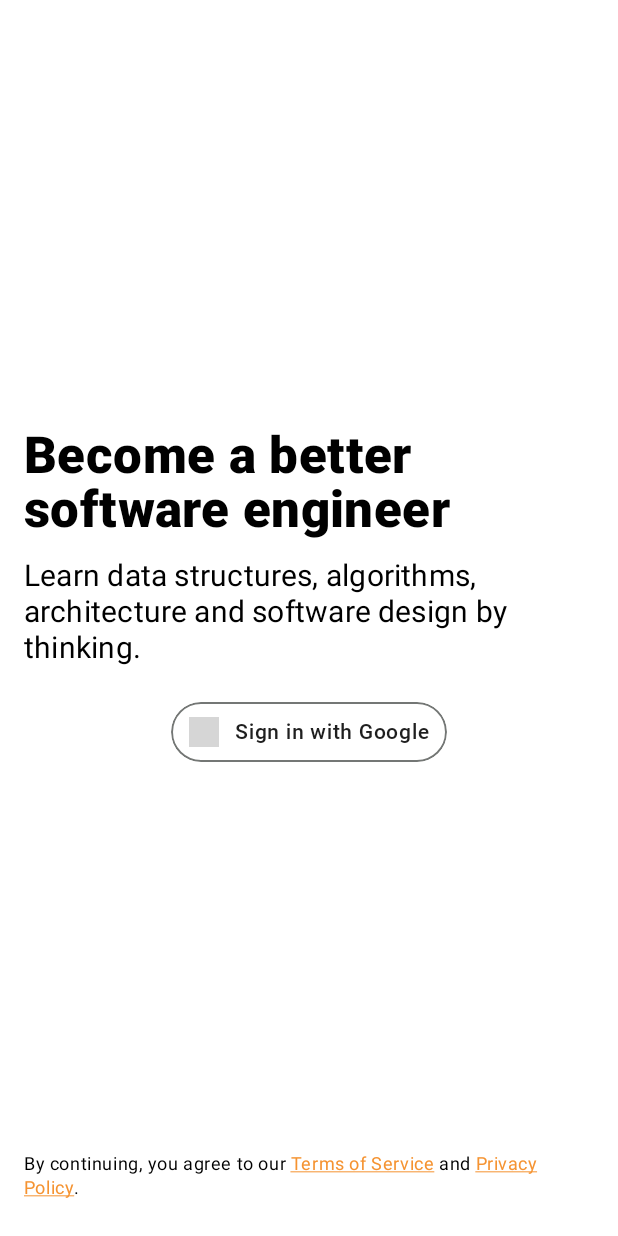
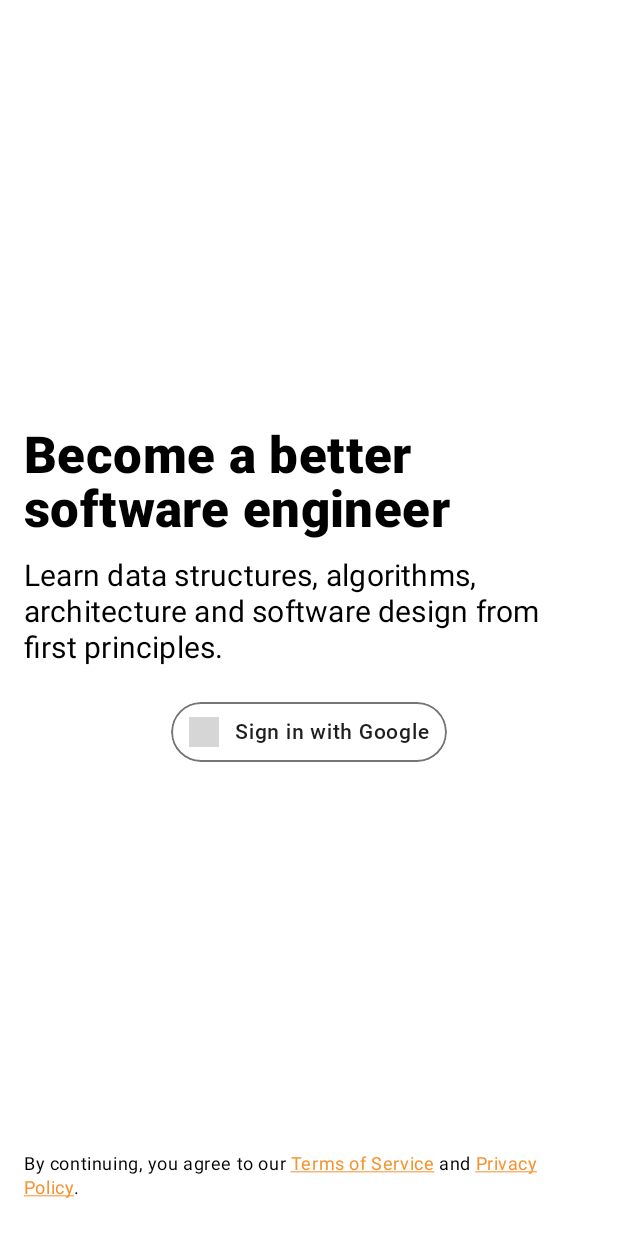
Before and after one commit to Ivy-Apps/learn, an Android app built with Jetpack Compose: the composable IntroContent shown on its own in the app's theme, on a phone screen of 412 x 824 dp. Run offline under Robolectric (Android 15) with nearby library versions, the light colour scheme and no system bars; our stand-ins replace Compose Multiplatform resources; libraries missing offline, so code that uses them is left out: io.github.alexzhirkevich.compottie; 13 statements that could not run were skipped; grey boxes are pictures that could not be loaded.

Commit message:
Update intro copy

```diff
--- a/composeApp/src/commonMain/kotlin/ui/screen/intro/composable/IntroContent.kt
+++ b/composeApp/src/commonMain/kotlin/ui/screen/intro/composable/IntroContent.kt
@@ -54,7 +54,7 @@ fun IntroContent(
             Headline(text = "Become a better software engineer")
             Spacer(modifier = Modifier.height(12.dp))
             Title(
-                text = "Learn data structures, algorithms, architecture and software design by thinking."
+                text = "Learn data structures, algorithms, architecture and software design from first principles."
             )
             Spacer(modifier = Modifier.height(24.dp))
             GoogleSignInButton(
```
